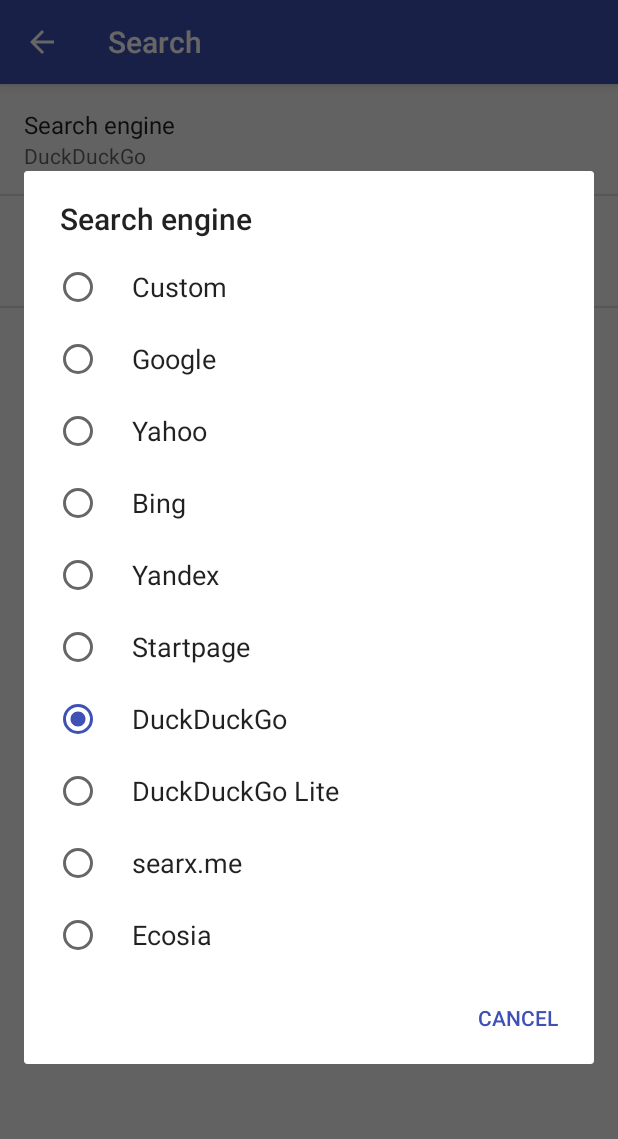
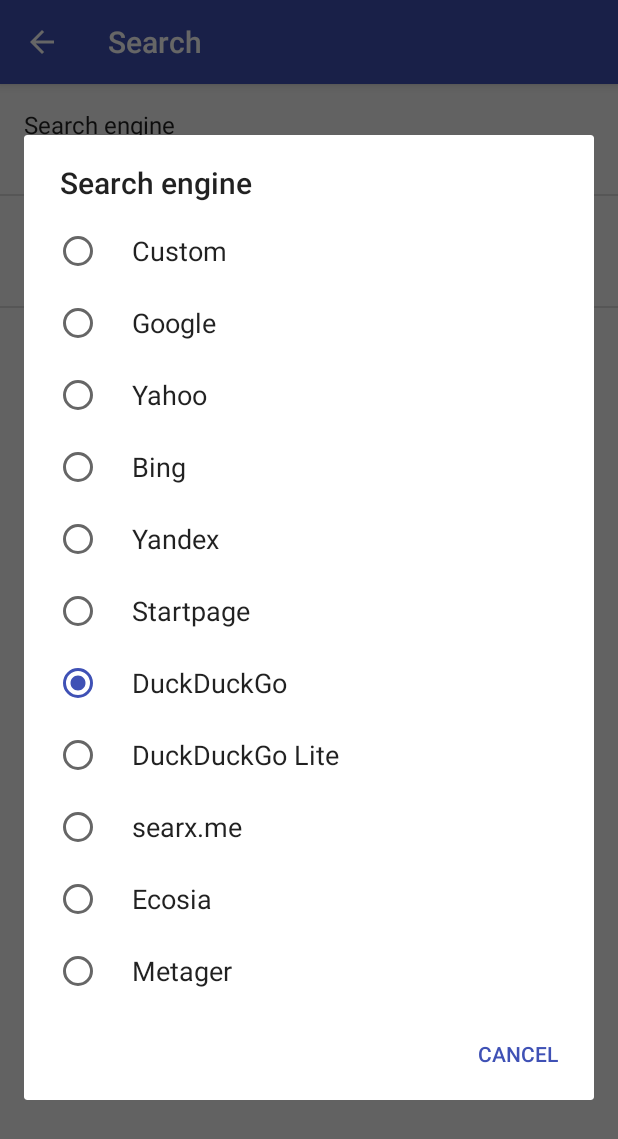
Before and after one commit to TobiasBielefeld/Simple-Search, an Android app: the Settings screen opened directly, with no data from a screen before it, after a tap on "Search engine", on a phone screen of 412 x 824 dp. Shown: the top 1139 px of the screen. Run offline under Robolectric (Android 15) with nearby library versions, the phone set to English and light mode, and no system bars; 1 other tap on this screen came first.

Commit message:
adding metager search engine

```diff
--- a/app/src/main/res/values/array.xml
+++ b/app/src/main/res/values/array.xml
@@ -11,6 +11,7 @@
         <item>DuckDuckGo Lite</item>
         <item>searx.me</item>
         <item>Ecosia</item>
+        <item>Metager</item>
     </string-array>
 
     <string-array name="pref_search_engine_values" translatable="false">
@@ -24,10 +25,11 @@
         <item>7</item>
         <item>8</item>
         <item>9</item>
+        <item>10</item>
     </string-array>
 
     <string-array formatted="false" name="search_engine_uris">
-        <item>empty</item> <!-- custom search engine will be set up programmatically, so this entry can be empty-->
+        <item></item> <!-- custom search engine will be set up programmatically, so this entry can be empty-->
         <item>https://www.google.com/search?q=%s</item>
         <item>https://search.yahoo.com/search?p=%s</item>
         <item>https://www.bing.com/search?q=%s</item>
@@ -37,6 +39,7 @@
         <item>https://duckduckgo.com/lite?q=%s</item>
         <item>https://www.searx.me/?q=%s</item>
         <item>https://www.ecosia.org/search?q=%s</item>
+        <item>https://metager.de/en/meta/meta.ger3?focus=web&amp;lang=en&amp;eingabe=%s</item>
     </string-array>
 
     <string-array name="pref_language_titles">
```
Also changed, not shown: 2 other files.
